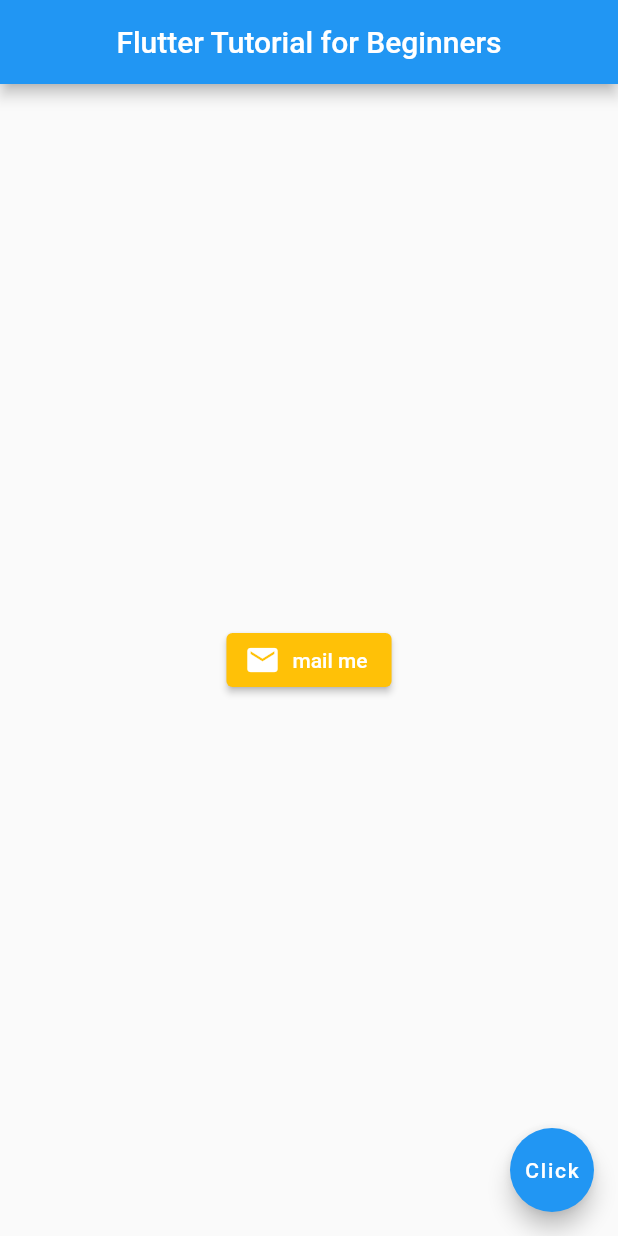
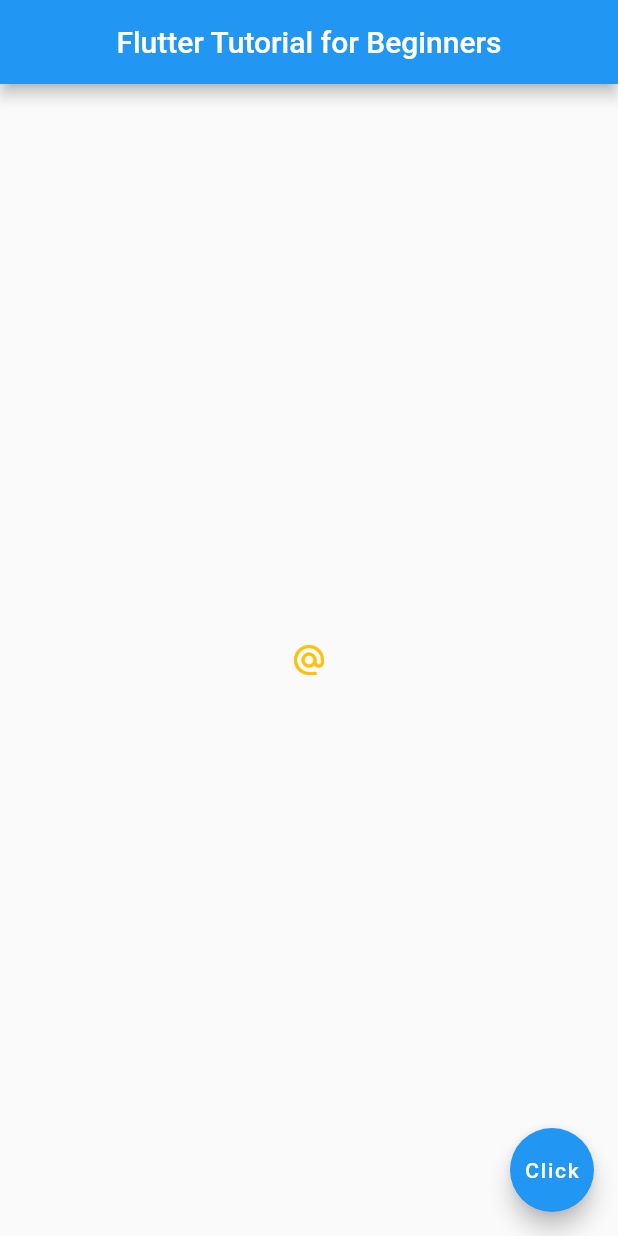
Before and after one commit to ChrisWongAtCUHK/flutter_tutorial_for_beginners, a Flutter app: the screen it shows after launch, on a phone screen of 412 x 824 dp. Run offline on Flutter 3.47's test engine with Material 2 defaults, Android fonts, the phone set to English and light mode, and no system bars.

Commit message:
Flutter Tutorial for Beginners #9 - Buttons & Icons

```diff
--- a/analysis_options.yaml
+++ b/analysis_options.yaml
@@ -22,7 +22,7 @@ linter:
   # `// ignore_for_file: name_of_lint` syntax on the line or in the file
   # producing the lint.
   rules:
-    # avoid_print: false  # Uncomment to disable the `avoid_print` rule
+    avoid_print: false  # Uncomment to disable the `avoid_print` rule
     # prefer_single_quotes: true  # Uncomment to enable the `prefer_single_quotes` rule
 
 # Additional information about this file can be found at
--- a/lib/main.dart
+++ b/lib/main.dart
@@ -15,13 +15,12 @@ class Home extends StatelessWidget {
         centerTitle: true,
       ),
       body: Center(
-        child: ElevatedButton.icon(
-          onPressed: () {},
-          icon: const Icon(Icons.mail),
-          label: const Text('mail me'),
-          style: ElevatedButton.styleFrom(
-            backgroundColor: Colors.amber, // Background color
-          ),
+        child: IconButton(
+          onPressed: () {
+            print('you clicked me');
+          },
+          icon: const Icon(Icons.alternate_email),
+          color: Colors.amber,
         ),
       ),
       floatingActionButton: FloatingActionButton(
```
